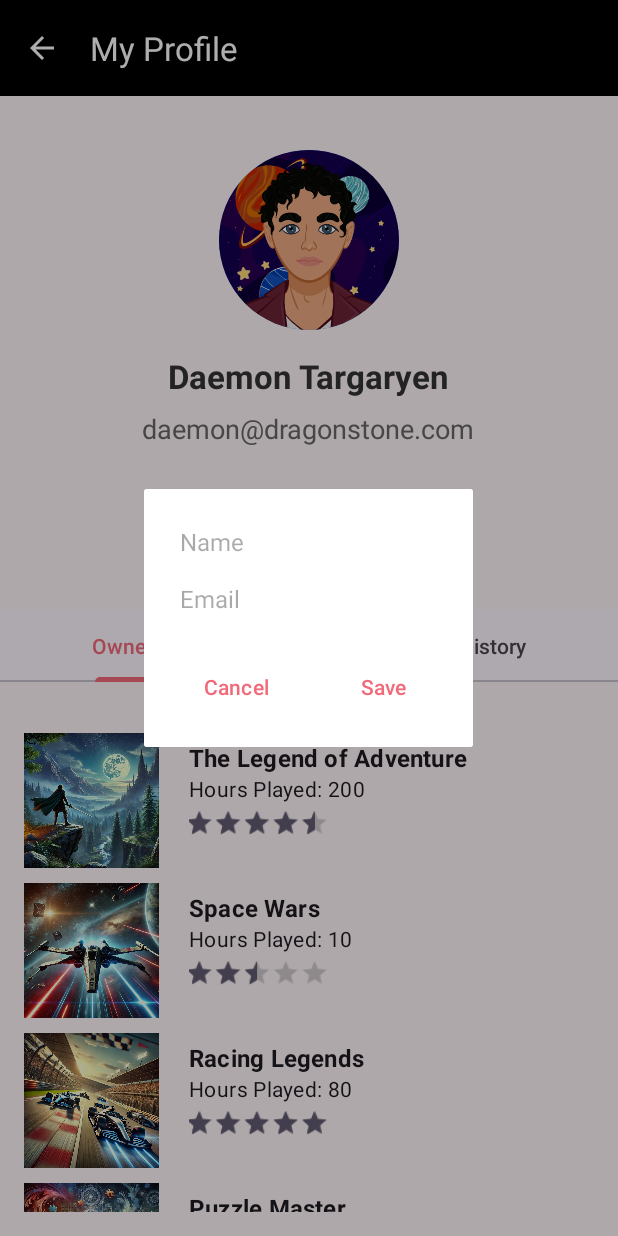
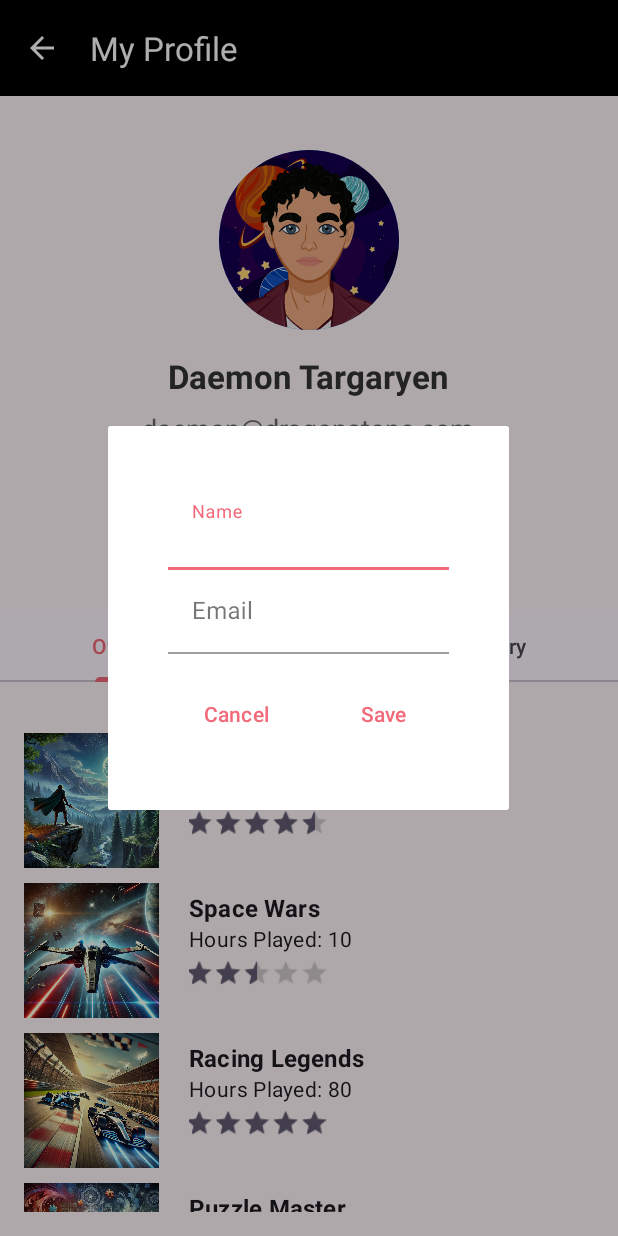
Before and after one commit to NethanShaik/button-mashers, an Android app: the fragment UserEditDialogFragment placed in its activity, on a phone screen of 412 x 824 dp. Run offline under Robolectric (Android 15) with nearby library versions, the phone set to English and light mode, and no system bars.

Commit message:
Changed User Edit appearance, added button-disable, pre-filled dialog value

```diff
--- a/app/src/main/java/com/example/buttonmashers/ProfileActivity.kt
+++ b/app/src/main/java/com/example/buttonmashers/ProfileActivity.kt
@@ -15,6 +15,7 @@ import androidx.activity.enableEdgeToEdge
 import androidx.appcompat.widget.Toolbar
 import androidx.core.view.ViewCompat
 import androidx.core.view.WindowInsetsCompat
+import androidx.core.widget.addTextChangedListener
 import androidx.fragment.app.DialogFragment
 import androidx.fragment.app.Fragment
 import androidx.fragment.app.FragmentManager
@@ -25,6 +26,7 @@ import androidx.viewpager2.adapter.FragmentStateAdapter
 import androidx.viewpager2.widget.ViewPager2
 import com.google.android.material.tabs.TabLayout
 import com.google.android.material.tabs.TabLayoutMediator
+import com.google.android.material.textfield.TextInputEditText
 
 class ProfileActivity : AppCompatActivity() {
 
@@ -60,8 +62,14 @@ class ProfileActivity : AppCompatActivity() {
         emailTextView.text = dbHelper.getProfile().email
 
         // Handle edit profile button click
+
         editProfileButton.setOnClickListener {
-            UserEditDialogFragment().show(supportFragmentManager, "profileDialog")
+            val dialog = UserEditDialogFragment()
+            val bundle = Bundle()
+            bundle.putString("name", nameTextView.text.toString())
+            bundle.putString("email", emailTextView.text.toString())
+            dialog.arguments = bundle
+            dialog.show(supportFragmentManager, "profileDialog")
         }
 
         // Setup Toolbar
@@ -130,8 +138,8 @@ class GameTitleAdapter(private val gameTitles: List<Game>, val dbHelper: GameDat
 }
 
 class UserEditDialogFragment : DialogFragment(R.layout.user_edit_fragment) {
-    private lateinit var editTextName: EditText
-    private lateinit var editTextEmail: EditText
+    private lateinit var editTextName: TextInputEditText
+    private lateinit var editTextEmail: TextInputEditText
     private lateinit var buttonSave: Button
     private lateinit var buttonCancel: Button
 
@@ -140,10 +148,27 @@ class UserEditDialogFragment : DialogFragment(R.layout.user_edit_fragment) {
         savedInstanceState: Bundle?
     ): View? {
         val view = inflater.inflate(R.layout.user_edit_fragment, container, false)
+
         editTextName = view.findViewById(R.id.editTextName)
         editTextEmail = view.findViewById(R.id.editTextEmail)
         buttonSave = view.findViewById(R.id.buttonSave)
         buttonCancel = view.findViewById(R.id.buttonCancel)
+
+        //grab values of name and email from profile activity
+        val name = arguments?.getString("name")
+        val email = arguments?.getString("email")
+        editTextName.setText(name)
+        editTextEmail.setText(email)
+
+        buttonSave.isEnabled = editTextName.text.toString().isNotEmpty() && editTextEmail.text.toString().isNotEmpty()
+
+        editTextName.addTextChangedListener {
+            buttonSave.isEnabled = editTextName.text.toString().isNotEmpty() && editTextEmail.text.toString().isNotEmpty()
+        }
+
+        editTextEmail.addTextChangedListener {
+            buttonSave.isEnabled = editTextName.text.toString().isNotEmpty() && editTextEmail.text.toString().isNotEmpty()
+        }
 
         buttonCancel.setOnClickListener {
             dismiss()  // Close the dialog on cancel
--- a/app/src/main/res/layout/user_edit_fragment.xml
+++ b/app/src/main/res/layout/user_edit_fragment.xml
@@ -2,29 +2,42 @@
 <LinearLayout xmlns:android="http://schemas.android.com/apk/res/android"
     android:layout_width="match_parent"
     android:layout_height="wrap_content"
+    xmlns:app="http://schemas.android.com/apk/res-auto"
     android:orientation="vertical"
-    android:padding="16dp"
+    android:padding="40dp"
     android:background="@android:color/white">
 
-    <EditText
+    <com.google.android.material.textfield.TextInputLayout
+        android:layout_width="match_parent"
+        android:layout_height="wrap_content"
+        app:boxBackgroundColor="@color/white"
+        style="@style/Widget.MaterialComponents.TextInputLayout.FilledBox">
+
+    <com.google.android.material.textfield.TextInputEditText
         android:id="@+id/editTextName"
         android:layout_width="match_parent"
         android:layout_height="wrap_content"
         android:hint="Name"
-        android:padding="8dp"
         android:textSize="16sp"
-        android:background="@android:color/white"
         android:inputType="textPersonName" />
 
-    <EditText
+    </com.google.android.material.textfield.TextInputLayout>
+
+    <com.google.android.material.textfield.TextInputLayout
+        android:layout_width="match_parent"
+        android:layout_height="wrap_content"
+        app:boxBackgroundColor="@color/white"
+        style="@style/Widget.MaterialComponents.TextInputLayout.FilledBox">
+
+    <com.google.android.material.textfield.TextInputEditText
         android:id="@+id/editTextEmail"
         android:layout_width="match_parent"
         android:layout_height="wrap_content"
         android:hint="Email"
-        android:padding="8dp"
         android:textSize="16sp"
-        android:background="@android:color/white"
-        android:inputType="textEmailAddress" />
+        android:inputType="textEmailAddress"/>
+
+    </com.google.android.material.textfield.TextInputLayout>
 
     <LinearLayout
         android:layout_width="match_parent"
```
